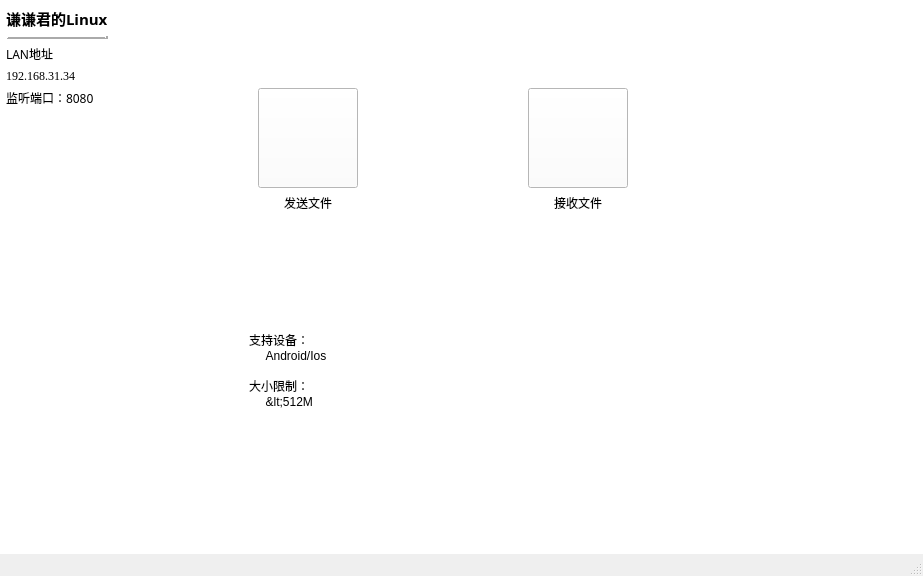
First picture: the form in mainui.ui, repository qianqianjun/QinLinTransfer, before the edit.
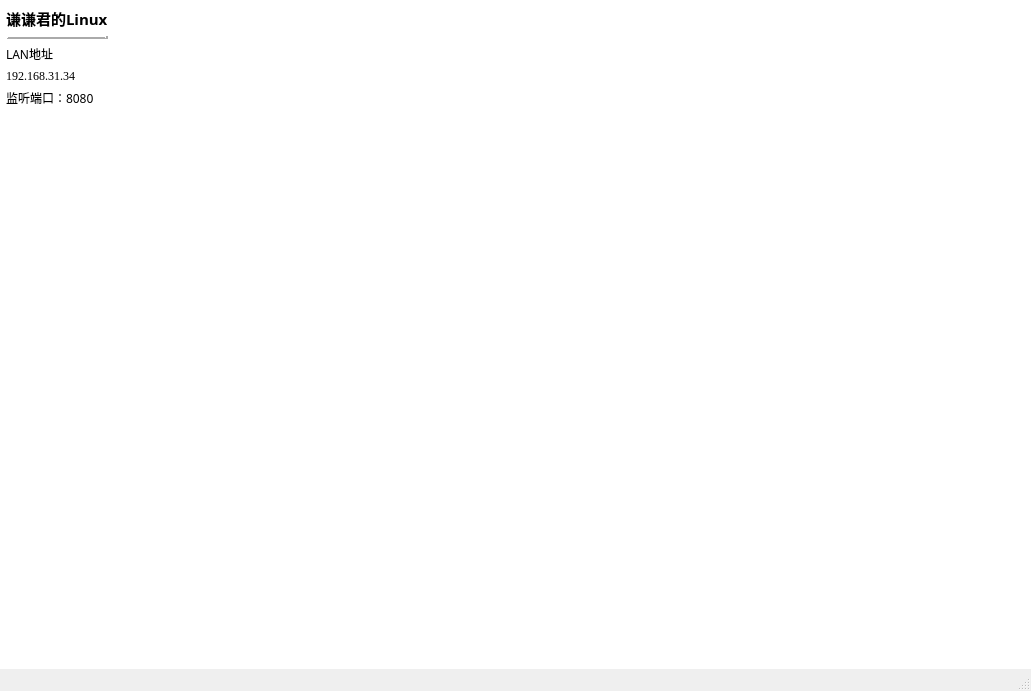
Second picture: the form after the edit. The open tabs and pages were chosen to show the change. Icons and pictures are not drawn.

Commit message: 完成Web传输界面的升级

What changed in the file:
```diff
--- a/mainui.ui
+++ b/mainui.ui
@@ -6,8 +6,8 @@
    <rect>
     <x>0</x>
     <y>0</y>
-    <width>923</width>
-    <height>576</height>
+    <width>1031</width>
+    <height>691</height>
    </rect>
   </property>
   <property name="windowTitle">
@@ -350,107 +350,40 @@
        </layout>
       </widget>
       <widget class="QWidget" name="web">
-       <widget class="QWidget" name="widget_12" native="true">
-        <property name="geometry">
-         <rect>
-          <x>120</x>
-          <y>70</y>
-          <width>406</width>
-          <height>348</height>
-         </rect>
-        </property>
-        <layout class="QVBoxLayout" name="verticalLayout_8">
-         <item>
-          <widget class="QWidget" name="widget_10" native="true">
-           <layout class="QHBoxLayout" name="horizontalLayout_9">
-            <item>
-             <widget class="QWidget" name="widget_8" native="true">
               <layout class="QVBoxLayout" name="verticalLayout_5">
-               <item>
-                <widget class="QPushButton" name="sendbtn">
-                 <property name="sizePolicy">
-                  <sizepolicy hsizetype="Fixed" vsizetype="Fixed">
-                   <horstretch>0</horstretch>
-                   <verstretch>0</verstretch>
-                  </sizepolicy>
-                 </property>
-                 <property name="minimumSize">
-                  <size>
-                   <width>100</width>
-                   <height>100</height>
-                  </size>
-                 </property>
-                 <property name="maximumSize">
-                  <size>
-                   <width>100</width>
-                   <height>100</height>
-                  </size>
-                 </property>
-                 <property name="styleSheet">
-                  <string notr="true">border-image: url(:/new/pic/image/4baa28a7a5c4097ccba3ad471ba529c0.png);</string>
-                 </property>
-                 <property name="text">
-                  <string/>
-                 </property>
-                </widget>
-               </item>
-               <item>
-                <widget class="QLabel" name="label">
-                 <property name="text">
-                  <string>发送文件</string>
-                 </property>
-                 <property name="alignment">
-                  <set>Qt::AlignCenter</set>
-                 </property>
-                </widget>
-               </item>
-               <item>
-                <spacer name="verticalSpacer_3">
-                 <property name="orientation">
-                  <enum>Qt::Vertical</enum>
-                 </property>
-                 <property name="sizeHint" stdset="0">
-                  <size>
-                   <width>20</width>
-                   <height>40</height>
-                  </size>
-                 </property>
-                </spacer>
-               </item>
-              </layout>
-             </widget>
-            </item>
-            <item>
-             <spacer name="horizontalSpacer_10">
-              <property name="orientation">
-               <enum>Qt::Horizontal</enum>
-              </property>
-              <property name="sizeHint" stdset="0">
-               <size>
-                <width>40</width>
-                <height>20</height>
-               </size>
-              </property>
-             </spacer>
-            </item>
-            <item>
-             <spacer name="horizontalSpacer_9">
-              <property name="orientation">
-               <enum>Qt::Horizontal</enum>
-              </property>
-              <property name="sizeHint" stdset="0">
-               <size>
-                <width>40</width>
-                <height>20</height>
-               </size>
-              </property>
-             </spacer>
-            </item>
+        <property name="spacing">
+         <number>10</number>
+        </property>
+        <property name="leftMargin">
+         <number>0</number>
+        </property>
+        <property name="bottomMargin">
+         <number>20</number>
+        </property>
             <item>
              <widget class="QWidget" name="widget_9" native="true">
-              <layout class="QVBoxLayout" name="verticalLayout_6">
+          <layout class="QHBoxLayout" name="horizontalLayout_10">
+           <property name="leftMargin">
+            <number>0</number>
+           </property>
+           <property name="rightMargin">
+            <number>0</number>
+           </property>
                <item>
-                <widget class="QPushButton" name="sendbtn_2">
+            <spacer name="horizontalSpacer_12">
+             <property name="orientation">
+              <enum>Qt::Horizontal</enum>
+             </property>
+             <property name="sizeHint" stdset="0">
+              <size>
+               <width>40</width>
+               <height>20</height>
+              </size>
+             </property>
+            </spacer>
+           </item>
+           <item>
+            <widget class="QPushButton" name="banner_btn">
                  <property name="sizePolicy">
                   <sizepolicy hsizetype="Fixed" vsizetype="Fixed">
                    <horstretch>0</horstretch>
@@ -459,36 +392,175 @@
                  </property>
                  <property name="minimumSize">
                   <size>
-                   <width>100</width>
-                   <height>100</height>
-                  </size>
-                 </property>
-                 <property name="maximumSize">
+               <width>860</width>
+               <height>350</height>
+              </size>
+             </property>
+             <property name="focusPolicy">
+              <enum>Qt::NoFocus</enum>
+             </property>
+             <property name="autoFillBackground">
+              <bool>false</bool>
+             </property>
+             <property name="styleSheet">
+              <string notr="true">border:0px solid  rgb(255, 255, 255);
+background-color: rgb(255, 255, 255);
+border-image: url(:/icons/banner.png);</string>
+             </property>
+             <property name="text">
+              <string/>
+             </property>
+             <property name="iconSize">
                   <size>
-                   <width>100</width>
-                   <height>100</height>
-                  </size>
-                 </property>
+               <width>800</width>
+               <height>400</height>
+              </size>
+             </property>
+             <property name="flat">
+              <bool>true</bool>
+             </property>
+            </widget>
+           </item>
+           <item>
+            <spacer name="horizontalSpacer_11">
+             <property name="orientation">
+              <enum>Qt::Horizontal</enum>
+             </property>
+             <property name="sizeHint" stdset="0">
+              <size>
+               <width>40</width>
+               <height>20</height>
+              </size>
+             </property>
+            </spacer>
+           </item>
+          </layout>
+         </widget>
+        </item>
+        <item>
+         <widget class="QWidget" name="widget_8" native="true">
+          <layout class="QHBoxLayout" name="horizontalLayout_9">
+           <property name="spacing">
+            <number>9</number>
+           </property>
+           <property name="leftMargin">
+            <number>0</number>
+           </property>
+           <property name="rightMargin">
+            <number>0</number>
+           </property>
+           <item>
+            <spacer name="horizontalSpacer_9">
+             <property name="orientation">
+              <enum>Qt::Horizontal</enum>
+             </property>
+             <property name="sizeHint" stdset="0">
+              <size>
+               <width>40</width>
+               <height>20</height>
+              </size>
+             </property>
+            </spacer>
+           </item>
+           <item>
+            <widget class="QPushButton" name="web_send_btn">
+             <property name="sizePolicy">
+              <sizepolicy hsizetype="Fixed" vsizetype="Fixed">
+               <horstretch>0</horstretch>
+               <verstretch>0</verstretch>
+              </sizepolicy>
+             </property>
+             <property name="minimumSize">
+              <size>
+               <width>350</width>
+               <height>200</height>
+              </size>
+             </property>
+             <property name="focusPolicy">
+              <enum>Qt::NoFocus</enum>
+             </property>
+             <property name="layoutDirection">
+              <enum>Qt::LeftToRight</enum>
+             </property>
+             <property name="autoFillBackground">
+              <bool>false</bool>
+             </property>
                  <property name="styleSheet">
-                  <string notr="true">border-image: url(:/new/pic/image/ee529b5f885f3e0c0574cace9080536e.png);</string>
+              <string notr="true">background-color: rgb(255, 255, 255);
+border:0px solid rgb(255, 255, 255);
+border-image: url(:/icons/web_send.png);</string>
                  </property>
                  <property name="text">
                   <string/>
                  </property>
+             <property name="iconSize">
+              <size>
+               <width>430</width>
+               <height>180</height>
+              </size>
+             </property>
+             <property name="autoRepeat">
+              <bool>false</bool>
+             </property>
+             <property name="flat">
+              <bool>true</bool>
+             </property>
                 </widget>
                </item>
                <item>
-                <widget class="QLabel" name="label_7">
+            <widget class="QPushButton" name="web_receive_btn">
+             <property name="sizePolicy">
+              <sizepolicy hsizetype="Fixed" vsizetype="Fixed">
+               <horstretch>0</horstretch>
+               <verstretch>0</verstretch>
+              </sizepolicy>
+             </property>
+             <property name="minimumSize">
+              <size>
+               <width>350</width>
+               <height>200</height>
+              </size>
+             </property>
+             <property name="focusPolicy">
+              <enum>Qt::NoFocus</enum>
+             </property>
+             <property name="styleSheet">
+              <string notr="true">background-color: rgb(255, 255, 255);
+border:0px solid  rgb(255, 255, 255);
+border-image: url(:/icons/web_receive.png);</string>
+             </property>
                  <property name="text">
-                  <string>接收文件</string>
-                 </property>
-                 <property name="alignment">
-                  <set>Qt::AlignCenter</set>
-                 </property>
+              <string/>
+             </property>
+             <property name="iconSize">
+              <size>
+               <width>430</width>
+               <height>180</height>
+              </size>
+             </property>
+             <property name="flat">
+              <bool>true</bool>
+             </property>
                 </widget>
                </item>
                <item>
-                <spacer name="verticalSpacer_4">
+            <spacer name="horizontalSpacer_10">
+             <property name="orientation">
+              <enum>Qt::Horizontal</enum>
+             </property>
+             <property name="sizeHint" stdset="0">
+              <size>
+               <width>40</width>
+               <height>20</height>
+              </size>
+             </property>
+            </spacer>
+           </item>
+          </layout>
+         </widget>
+        </item>
+        <item>
+         <spacer name="verticalSpacer_3">
                  <property name="orientation">
                   <enum>Qt::Vertical</enum>
                  </property>
@@ -501,33 +573,6 @@
                 </spacer>
                </item>
               </layout>
-             </widget>
-            </item>
-           </layout>
-          </widget>
-         </item>
-         <item>
-          <widget class="QWidget" name="widget_11" native="true">
-           <layout class="QVBoxLayout" name="verticalLayout_7">
-            <item>
-             <widget class="QLabel" name="label_8">
-              <property name="text">
-               <string>支持设备：
-     Android/Ios 
-
-大小限制：
-     &lt;512M</string>
-              </property>
-              <property name="alignment">
-               <set>Qt::AlignLeading|Qt::AlignLeft|Qt::AlignVCenter</set>
-              </property>
-             </widget>
-            </item>
-           </layout>
-          </widget>
-         </item>
-        </layout>
-       </widget>
       </widget>
       <widget class="QWidget" name="setting">
        <layout class="QVBoxLayout" name="verticalLayout_4">
```
Left out of the diff: 8 changed lines with no effect on the pictures. Lines whose indentation alone changed are shown as unchanged. The commit also changes 5 other files.
